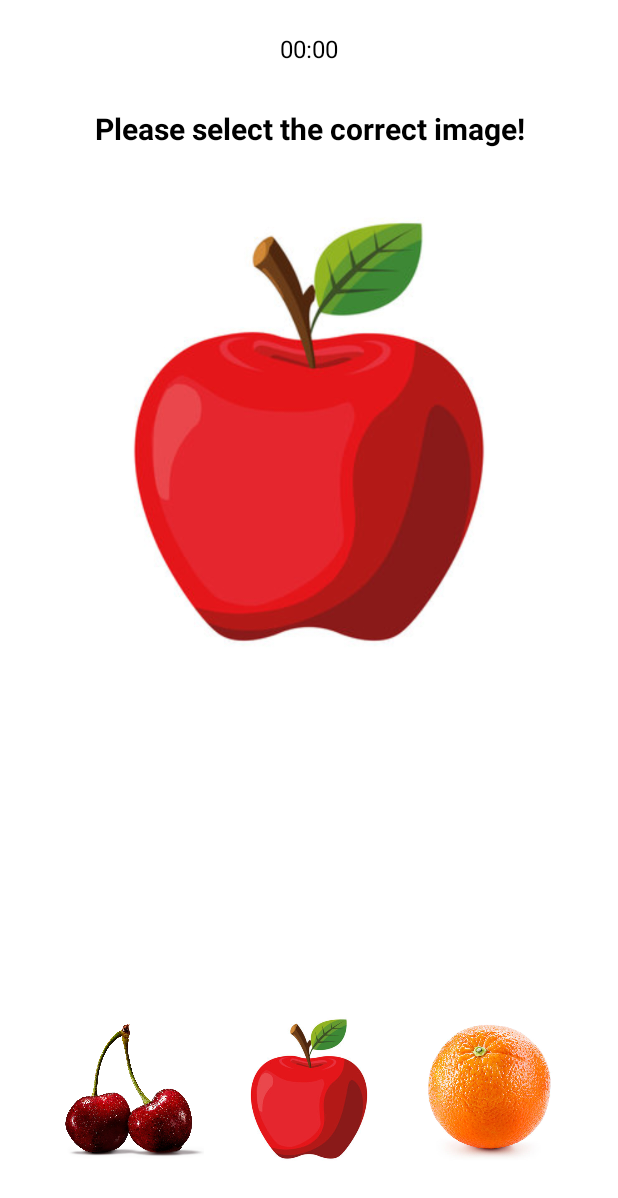
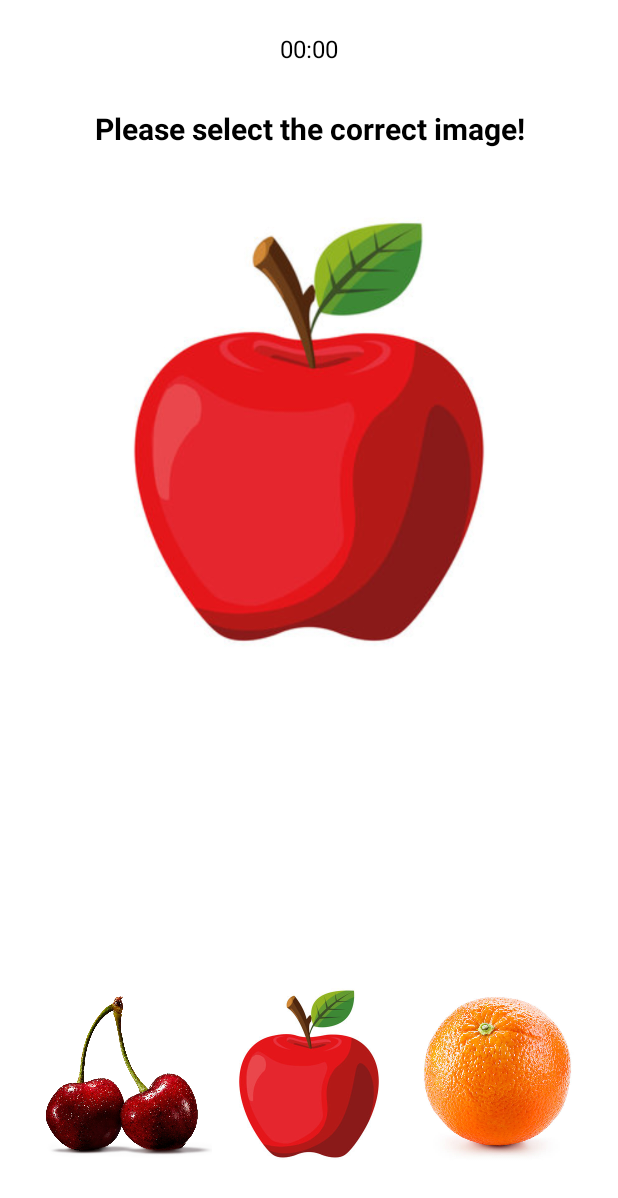
Before and after one commit to GamerForFunn/First_Test_Bachelor, an Android app built with Jetpack Compose: the game2_screen screen opened through its navigation route, on a phone screen of 412 x 824 dp. Shown: the top 1198 px of the screen. Run offline under Robolectric (Android 15) with nearby library versions, the phone set to English and light mode, and no system bars.

Commit message:
changed size of images to click

```diff
--- a/app/src/main/java/com/example/cognitiveexercisesapp/ui/games/game2/Game2.kt
+++ b/app/src/main/java/com/example/cognitiveexercisesapp/ui/games/game2/Game2.kt
@@ -119,7 +119,7 @@ fun Game2Screen(navController: NavController) {
                     painter = painterResource(id = randomImage1),
                     contentDescription = "Left Image",
                     modifier = Modifier
-                        .size(100.dp)
+                        .size(120.dp)
                         .clickable { if(randomImage1 == winnerImage){roundChecker()}
                                    else{navController.navigate(Routes.wrongAnswer+"/Game2")}},
                     contentScale = ContentScale.Fit
@@ -128,7 +128,7 @@ fun Game2Screen(navController: NavController) {
                     painter = painterResource(id = randomImage2),
                     contentDescription = "Middle Image",
                     modifier = Modifier
-                        .size(100.dp)
+                        .size(120.dp)
                         .clickable { if(randomImage2 == winnerImage){roundChecker()}
                         else{navController.navigate(Routes.wrongAnswer+"/Game2")}},
                     contentScale = ContentScale.Fit
@@ -137,7 +137,7 @@ fun Game2Screen(navController: NavController) {
                     painter = painterResource(id = randomImage3),
                     contentDescription = "Right Image",
                     modifier = Modifier
-                        .size(100.dp)
+                        .size(120.dp)
                         .clickable { if(randomImage3 == winnerImage){roundChecker()}
                         else{navController.navigate(Routes.wrongAnswer+"/Game2")}},
                     contentScale = ContentScale.Fit
```
